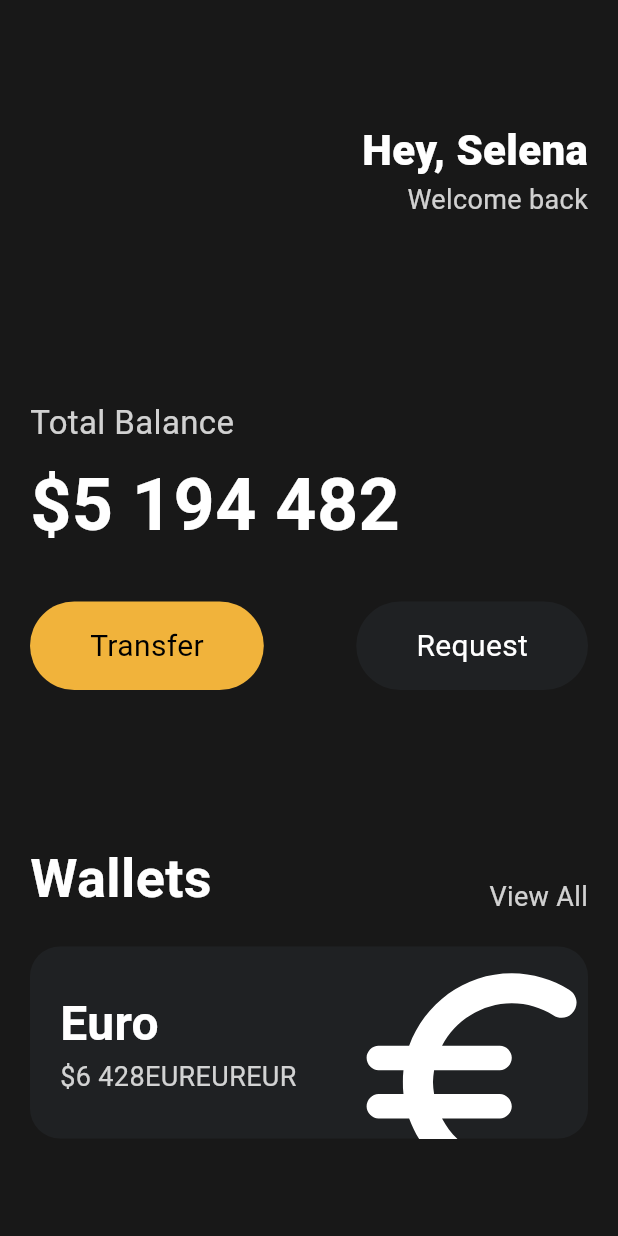
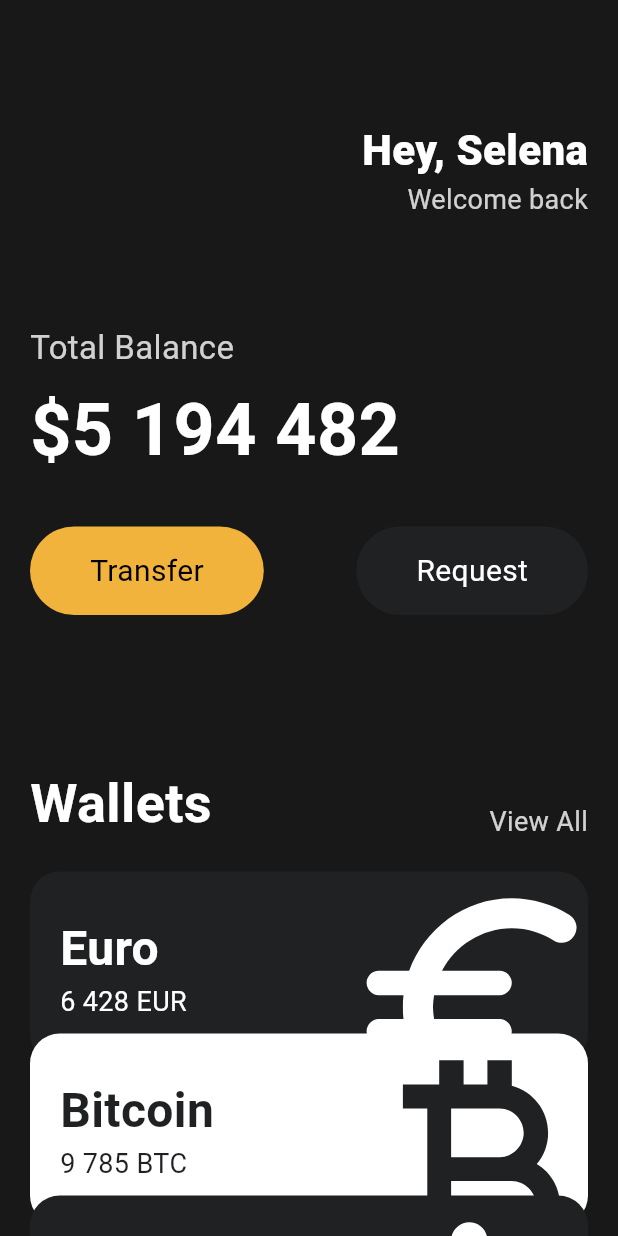
Before and after one commit to Leeyoungsup/flutter_UI_practice, a Flutter app: the screen it shows after launch, on a phone screen of 412 x 824 dp. Run offline on Flutter 3.47's test engine with Material 3 defaults, Android fonts, the phone set to English and light mode, and no system bars.

Commit message:
UI 개선: CurrencyCard 위젯 추가 및 통화 정보 표시 방식 수정

```diff
--- a/lib/main.dart
+++ b/lib/main.dart
@@ -1,5 +1,6 @@
 import 'package:flutter/material.dart';
 import 'widgets/button.dart';
+import 'widgets/currency_card.dart';
 
 void main() {
   runApp(const App());
@@ -46,7 +47,7 @@ class App extends StatelessWidget {
                     ),
                   ],
                 ),
-                const SizedBox(height: 120),
+                const SizedBox(height: 70),
                 Text(
                   'Total Balance',
                   style: TextStyle(
@@ -65,6 +66,7 @@ class App extends StatelessWidget {
                 ),
                 const SizedBox(height: 30),
                 const Row(
+                  //Transfer and Request buttons
                   mainAxisAlignment: MainAxisAlignment.spaceBetween,
                   children: [
                     Button(
@@ -81,6 +83,7 @@ class App extends StatelessWidget {
                 ),
                 const SizedBox(height: 100),
                 Row(
+                  //Wallet view
                   crossAxisAlignment: CrossAxisAlignment.end,
                   mainAxisAlignment: MainAxisAlignment.spaceBetween,
                   children: [
@@ -102,103 +105,30 @@ class App extends StatelessWidget {
                   ],
                 ),
                 const SizedBox(height: 20),
-                Container(
-                  clipBehavior: Clip.hardEdge,
-                  decoration: BoxDecoration(
-                    color: const Color(0xFF1F2123),
-                    borderRadius: BorderRadius.circular(20),
-                  ),
-                  child: Column(
-                    children: [
-                      Padding(
-                        padding: const EdgeInsets.symmetric(
-                          horizontal: 20,
-                          vertical: 20,
-                        ),
-                        child: Row(
-                          mainAxisAlignment: MainAxisAlignment.spaceBetween,
-                          children: [
-                            Column(
-                              crossAxisAlignment: CrossAxisAlignment.start,
-                              children: [
-                                Text(
-                                  'Euro',
-                                  style: TextStyle(
-                                    color: Colors.white,
-                                    fontSize: 32,
-                                    fontWeight: FontWeight.w600,
-                                  ),
-                                ),
-                                Row(
-                                  children: [
-                                    Text(
-                                      '\$6 428',
-                                      style: TextStyle(
-                                        color: Color.fromRGBO(
-                                          255,
-                                          255,
-                                          255,
-                                          0.8,
-                                        ),
-                                        fontSize: 18,
-                                      ),
-                                    ),
-                                    Text(
-                                      'EUR',
-                                      style: TextStyle(
-                                        color: Color.fromRGBO(
-                                          255,
-                                          255,
-                                          255,
-                                          0.8,
-                                        ),
-                                        fontSize: 18,
-                                      ),
-                                    ),
-                                    Text(
-                                      'EUR',
-                                      style: TextStyle(
-                                        color: Color.fromRGBO(
-                                          255,
-                                          255,
-                                          255,
-                                          0.8,
-                                        ),
-                                        fontSize: 18,
-                                      ),
-                                    ),
-                                    Text(
-                                      'EUR',
-                                      style: TextStyle(
-                                        color: Color.fromRGBO(
-                                          255,
-                                          255,
-                                          255,
-                                          0.8,
-                                        ),
-                                        fontSize: 18,
-                                      ),
-                                    ),
-                                  ],
-                                ),
-                              ],
-                            ),
-                            Transform.scale(
-                              scale: 2.2,
-                              child: Transform.translate(
-                                offset: const Offset(-5, 12),
-                                child: Icon(
-                                  Icons.euro_symbol_rounded,
-                                  color: Colors.white,
-                                  size: 88,
-                                ),
-                              ),
-                            ),
-                          ],
-                        ),
-                      ),
-                    ],
-                  ),
+
+                CurrencyCard(
+                  name: 'Euro',
+                  code: 'EUR',
+                  amount: '6 428',
+                  icon: Icons.euro_symbol_rounded,
+                  offsetOrder: 1,
+                ),
+
+                CurrencyCard(
+                  name: 'Bitcoin',
+                  code: 'BTC',
+                  amount: '9 785',
+                  icon: Icons.currency_bitcoin,
+                  isInverted: true,
+                  offsetOrder: 2,
+                ),
+                CurrencyCard(
+                  name: 'Dollar',
+                  code: 'USD',
+                  amount: '428',
+                  icon: Icons.attach_money_rounded,
+                  isInverted: false,
+                  offsetOrder: 3,
                 ),
               ],
             ),
--- /dev/null
+++ b/lib/widgets/currency_card.dart
@@ -0,0 +1,86 @@
+import 'package:flutter/material.dart';
+
+class CurrencyCard extends StatelessWidget {
+  final String name, code, amount;
+  final IconData icon;
+  final bool isInverted;
+  final Color _blackColor = const Color(0xFF1F2123);
+  final int offsetOrder;
+  const CurrencyCard({
+    super.key,
+    required this.name,
+    required this.code,
+    required this.amount,
+    required this.icon,
+    this.isInverted = false,
+    required this.offsetOrder,
+  });
+
+  @override
+  Widget build(BuildContext context) {
+    return Transform.translate(
+      offset: Offset(0, (offsetOrder - 1) * -20.toDouble()),
+      child: Container(
+        clipBehavior: Clip.hardEdge,
+        decoration: BoxDecoration(
+          color: isInverted ? Colors.white : _blackColor,
+          borderRadius: BorderRadius.circular(20),
+        ),
+        child: Column(
+          children: [
+            Padding(
+              padding: const EdgeInsets.symmetric(horizontal: 20, vertical: 20),
+              child: Row(
+                mainAxisAlignment: MainAxisAlignment.spaceBetween,
+                children: [
+                  Column(
+                    crossAxisAlignment: CrossAxisAlignment.start,
+                    children: [
+                      Text(
+                        name,
+                        style: TextStyle(
+                          color: isInverted ? _blackColor : Colors.white,
+                          fontSize: 32,
+                          fontWeight: FontWeight.w600,
+                        ),
+                      ),
+                      Row(
+                        children: [
+                          Text(
+                            amount,
+                            style: TextStyle(
+                              color: isInverted ? _blackColor : Colors.white,
+                              fontSize: 18,
+                            ),
+                          ),
+                          Text(
+                            ' $code',
+                            style: TextStyle(
+                              color: isInverted ? _blackColor : Colors.white,
+                              fontSize: 18,
+                            ),
+                          ),
+                        ],
+                      ),
+                    ],
+                  ),
+                  Transform.scale(
+                    scale: 2.2,
+                    child: Transform.translate(
+                      offset: const Offset(-5, 12),
+                      child: Icon(
+                        icon,
+                        color: isInverted ? _blackColor : Colors.white,
+                        size: 88,
+                      ),
+                    ),
+                  ),
+                ],
+              ),
+            ),
+          ],
+        ),
+      ),
+    );
+  }
+}
```
